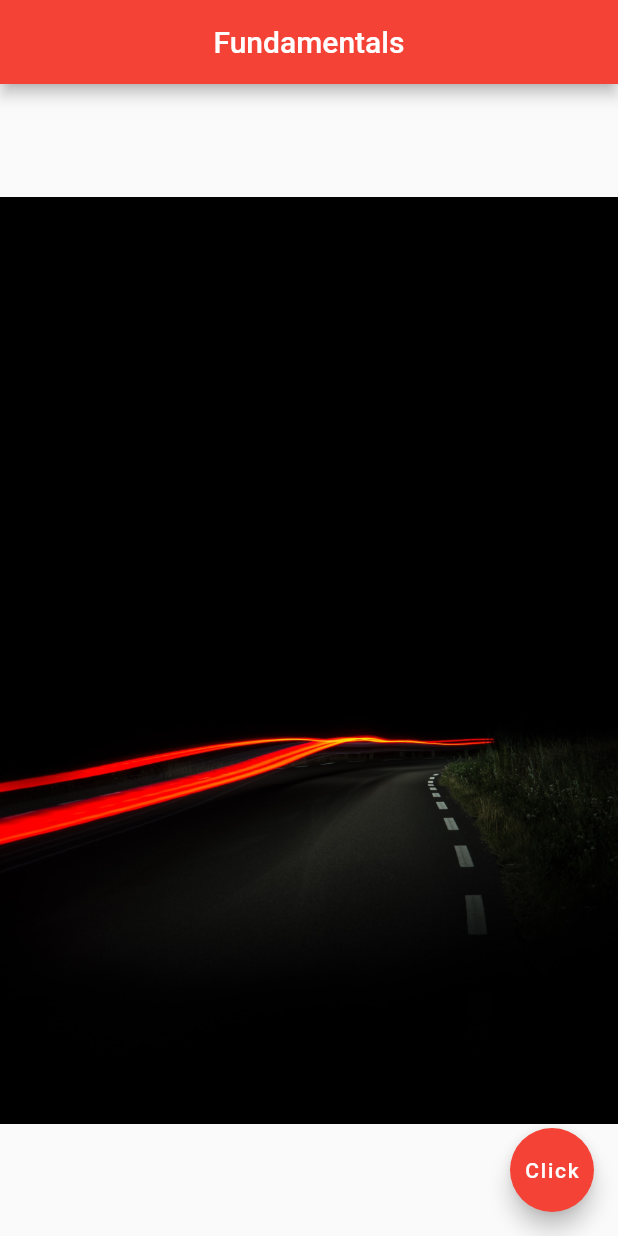
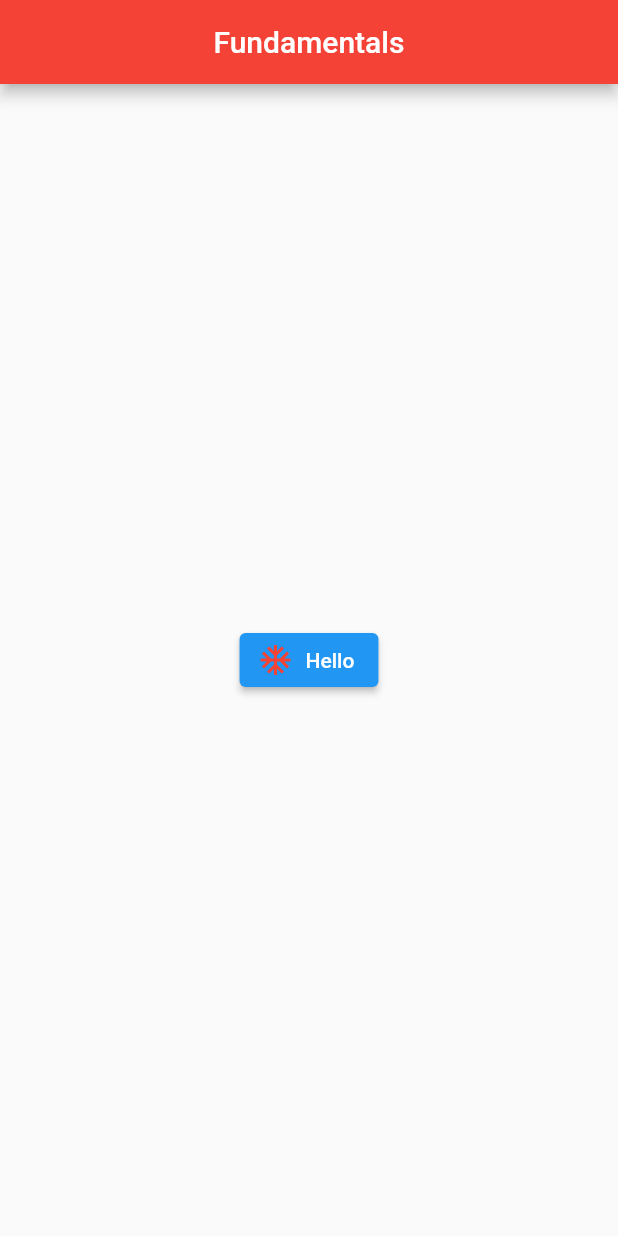
Before and after one commit to inblack67/Flutter, a Flutter app: the screen it shows after launch, on a phone screen of 412 x 824 dp. Run offline on Flutter 3.47's test engine with Material 2 defaults, Android fonts, the light colour scheme and no system bars; project files that could hold a hidden picture were left out.

Commit message:
icon btns

```diff
--- a/basics/lib/main.dart
+++ b/basics/lib/main.dart
@@ -14,31 +14,17 @@ class MyApp extends StatelessWidget {
         centerTitle: true,
         backgroundColor: Colors.red[500],
       ),
-      body: Center(
-          child: Image(image: AssetImage('assets/images/black.jpg')
-              /*
-        NetworkImage(
-            'https://images.unsplash.com/photo-1517999144091-3d9dca6d1e43?ixid=MnwxMjA3fDB8MHxwaG90by1wYWdlfHx8fGVufDB8fHx8&ixlib=rb-1.2.1&auto=format&fit=crop&w=282&q=80'),
-         */
-              )),
-      //     child: Image(
-      //   image: NetworkImage(
-      //       'https://images.unsplash.com/photo-1517999144091-3d9dca6d1e43?ixid=MnwxMjA3fDB8MHxwaG90by1wYWdlfHx8fGVufDB8fHx8&ixlib=rb-1.2.1&auto=format&fit=crop&w=282&q=80'),
-      // )),
-      // body: Center(
-      //     child: Text(
-      //   'Hello',
-      //   style: TextStyle(
-      //     color: Colors.red[500],
-      //     fontWeight: FontWeight.bold,
-      //     fontSize: 20.0,
-      //     fontFamily: 'Montserrat',
-      //   ),
-      // )),
-      floatingActionButton: FloatingActionButton(
-        onPressed: () {},
-        child: Text('Click'),
-        backgroundColor: Colors.red[500],
+      body: Container(
+        child: Center(
+          child: ElevatedButton.icon(
+            icon: Icon(
+              Icons.ac_unit,
+              color: Colors.red,
+            ),
+            onPressed: () {},
+            label: Text('Hello'),
+          ),
+        ),
       ),
     ));
   }
--- a/basics/pubspec.yaml
+++ b/basics/pubspec.yaml
@@ -44,7 +44,7 @@ flutter:
 
   # To add assets to your application, add an assets section, like this:
   assets:
-    - assets/images/black.jpg
+    - assets/
 
   # An image asset can refer to one or more resolution-specific "variants", see
   # https://flutter.dev/assets-and-images/#resolution-aware.
```
